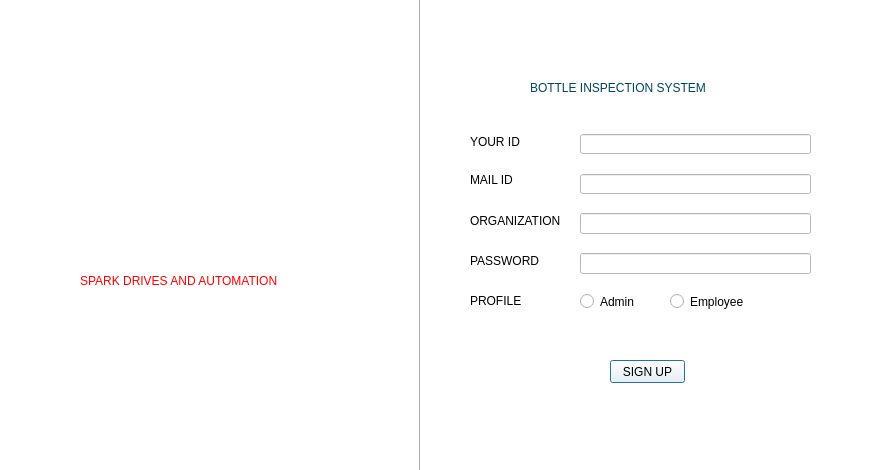
First picture: the form in second_Dialog.ui, repository arunprasanthd/Bottle_inspection_system, before the edit.
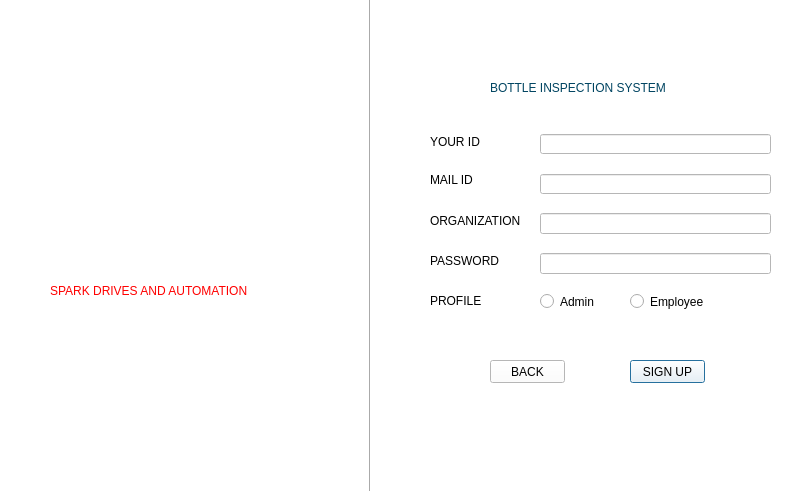
Second picture: the form after the edit. Icons and pictures are not drawn.

```diff
--- a/second_Dialog.ui
+++ b/second_Dialog.ui
@@ -6,8 +6,8 @@
    <rect>
     <x>0</x>
     <y>0</y>
-    <width>875</width>
-    <height>470</height>
+    <width>800</width>
+    <height>500</height>
    </rect>
   </property>
   <property name="windowTitle">
@@ -19,7 +19,7 @@
   <widget class="QLabel" name="label3_3">
    <property name="geometry">
     <rect>
-     <x>530</x>
+     <x>490</x>
      <y>80</y>
      <width>261</width>
      <height>16</height>
@@ -36,7 +36,7 @@
   <widget class="QLabel" name="label4_4">
    <property name="geometry">
     <rect>
-     <x>470</x>
+     <x>430</x>
      <y>174</y>
      <width>47</width>
      <height>12</height>
@@ -52,8 +52,8 @@
   <widget class="QLabel" name="label1_1">
    <property name="geometry">
     <rect>
-     <x>150</x>
-     <y>120</y>
+     <x>120</x>
+     <y>130</y>
      <width>111</width>
      <height>111</height>
     </rect>
@@ -74,7 +74,7 @@
   <widget class="QLineEdit" name="lineEdit_2">
    <property name="geometry">
     <rect>
-     <x>580</x>
+     <x>540</x>
      <y>134</y>
      <width>231</width>
      <height>20</height>
@@ -84,7 +84,7 @@
   <widget class="QLabel" name="label5_5">
    <property name="geometry">
     <rect>
-     <x>470</x>
+     <x>430</x>
      <y>134</y>
      <width>91</width>
      <height>15</height>
@@ -100,8 +100,8 @@
   <widget class="Line" name="line">
    <property name="geometry">
     <rect>
-     <x>410</x>
-     <y>-30</y>
+     <x>360</x>
+     <y>-20</y>
      <width>20</width>
      <height>511</height>
     </rect>
@@ -113,7 +113,7 @@
   <widget class="QLineEdit" name="lineEdit_1">
    <property name="geometry">
     <rect>
-     <x>580</x>
+     <x>540</x>
      <y>174</y>
      <width>231</width>
      <height>20</height>
@@ -123,8 +123,8 @@
   <widget class="QLabel" name="label2_2">
    <property name="geometry">
     <rect>
-     <x>80</x>
-     <y>270</y>
+     <x>50</x>
+     <y>280</y>
      <width>261</width>
      <height>21</height>
     </rect>
@@ -140,7 +140,7 @@
   <widget class="QLabel" name="label5_7">
    <property name="geometry">
     <rect>
-     <x>470</x>
+     <x>430</x>
      <y>213</y>
      <width>101</width>
      <height>16</height>
@@ -156,7 +156,7 @@
   <widget class="QLabel" name="label6_6">
    <property name="geometry">
     <rect>
-     <x>470</x>
+     <x>430</x>
      <y>253</y>
      <width>91</width>
      <height>16</height>
@@ -172,7 +172,7 @@
   <widget class="QLineEdit" name="lineEdit2_3">
    <property name="geometry">
     <rect>
-     <x>580</x>
+     <x>540</x>
      <y>213</y>
      <width>231</width>
      <height>21</height>
@@ -182,7 +182,7 @@
   <widget class="QLineEdit" name="lineEdit2_4">
    <property name="geometry">
     <rect>
-     <x>580</x>
+     <x>540</x>
      <y>253</y>
      <width>231</width>
      <height>21</height>
@@ -192,7 +192,7 @@
   <widget class="QPushButton" name="pushButton2_1">
    <property name="geometry">
     <rect>
-     <x>610</x>
+     <x>630</x>
      <y>360</y>
      <width>75</width>
      <height>23</height>
@@ -205,7 +205,7 @@
   <widget class="QRadioButton" name="radioButton">
    <property name="geometry">
     <rect>
-     <x>580</x>
+     <x>540</x>
      <y>293</y>
      <width>82</width>
      <height>17</height>
@@ -218,7 +218,7 @@
   <widget class="QRadioButton" name="radioButton_2">
    <property name="geometry">
     <rect>
-     <x>670</x>
+     <x>630</x>
      <y>293</y>
      <width>82</width>
      <height>17</height>
@@ -231,7 +231,7 @@
   <widget class="QLabel" name="label5_6">
    <property name="geometry">
     <rect>
-     <x>470</x>
+     <x>430</x>
      <y>293</y>
      <width>91</width>
      <height>16</height>
@@ -244,6 +244,19 @@
     <string>PROFILE</string>
    </property>
   </widget>
+  <widget class="QPushButton" name="pushButton2_2">
+   <property name="geometry">
+    <rect>
+     <x>490</x>
+     <y>360</y>
+     <width>75</width>
+     <height>23</height>
+    </rect>
+   </property>
+   <property name="text">
+    <string>BACK</string>
+   </property>
+  </widget>
  </widget>
  <resources>
   <include location="pic.qrc"/>
```
